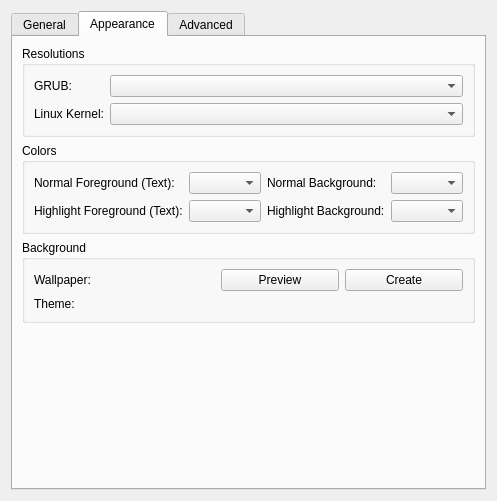
Qt form ui/kcm_grub2.ui (KDE/kcm-grub2) before a commit.
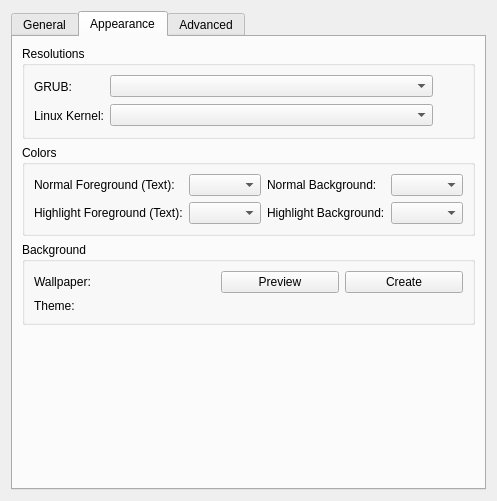
The same form after that commit. The open tabs and pages were chosen to show the change. Custom widgets are drawn as their Qt base class.

Commit message:
Do not prompt for password if the only request is for VBE resolutions.
In the above case provide additional buttons that can probe for the VBE
supported resolutions.

If other requests are made along with VBE resolutions (e.g. menu file,
config file, locales etc.) we can't avoid the password dialog so fetch
them all together.

Also if the VBE resolutions are fetched, the helper won't be queried for
them again.

Diff of the .ui file:
```diff
--- a/ui/kcm_grub2.ui
+++ b/ui/kcm_grub2.ui
@@ -272,12 +272,26 @@
            </widget>
           </item>
           <item row="0" column="1">
+           <layout class="QHBoxLayout" name="horizontalLayout_8">
+            <item>
            <widget class="KComboBox" name="kcombobox_gfxmode">
             <property name="sizeAdjustPolicy">
              <enum>QComboBox::AdjustToContents</enum>
             </property>
            </widget>
           </item>
+            <item>
+             <widget class="QToolButton" name="toolButton_refreshGfxmode">
+              <property name="toolTip">
+               <string comment="@info:tooltip">Probe for supported VBE resolutions.</string>
+              </property>
+              <property name="autoRaise">
+               <bool>true</bool>
+              </property>
+             </widget>
+            </item>
+           </layout>
+          </item>
           <item row="1" column="0">
            <widget class="QLabel" name="label_gfxpayload">
             <property name="text">
@@ -286,11 +300,25 @@
            </widget>
           </item>
           <item row="1" column="1">
+           <layout class="QHBoxLayout" name="horizontalLayout_9">
+            <item>
            <widget class="KComboBox" name="kcombobox_gfxpayload">
             <property name="sizeAdjustPolicy">
              <enum>QComboBox::AdjustToContents</enum>
             </property>
            </widget>
+            </item>
+            <item>
+             <widget class="QToolButton" name="toolButton_refreshGfxpayload">
+              <property name="toolTip">
+               <string comment="@info:tooltip">Probe for supported VBE resolutions.</string>
+              </property>
+              <property name="autoRaise">
+               <bool>true</bool>
+              </property>
+             </widget>
+            </item>
+           </layout>
           </item>
          </layout>
         </widget>
```
Lines whose indentation alone changed are shown as unchanged. The commit also changes 2 other files.
